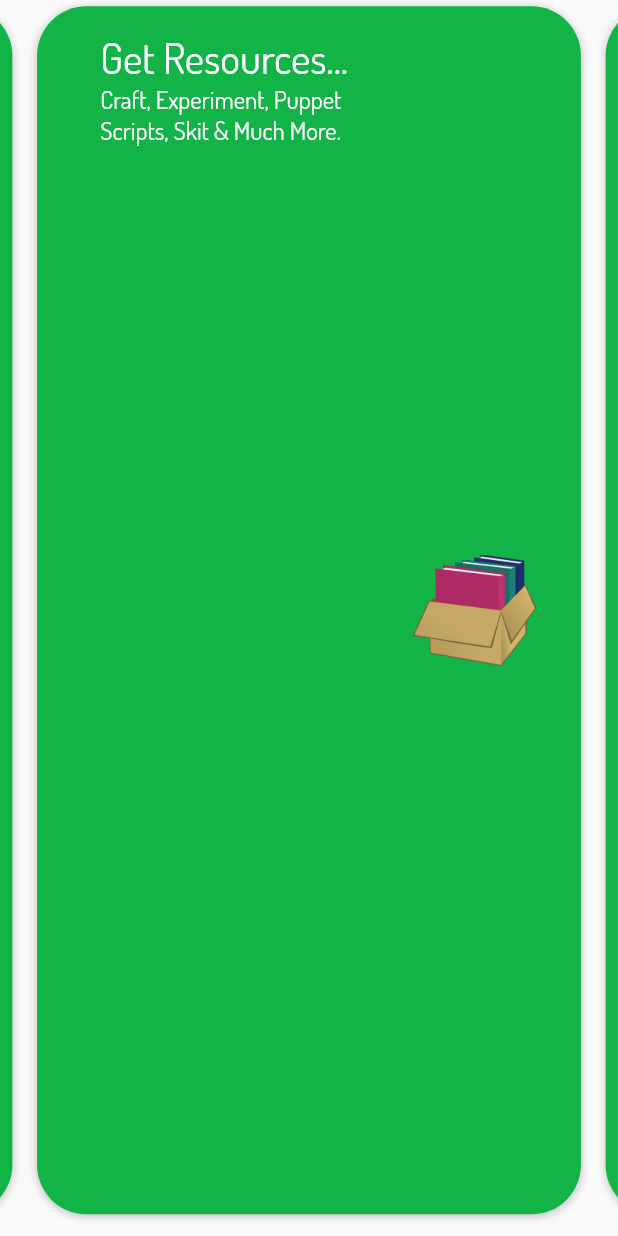
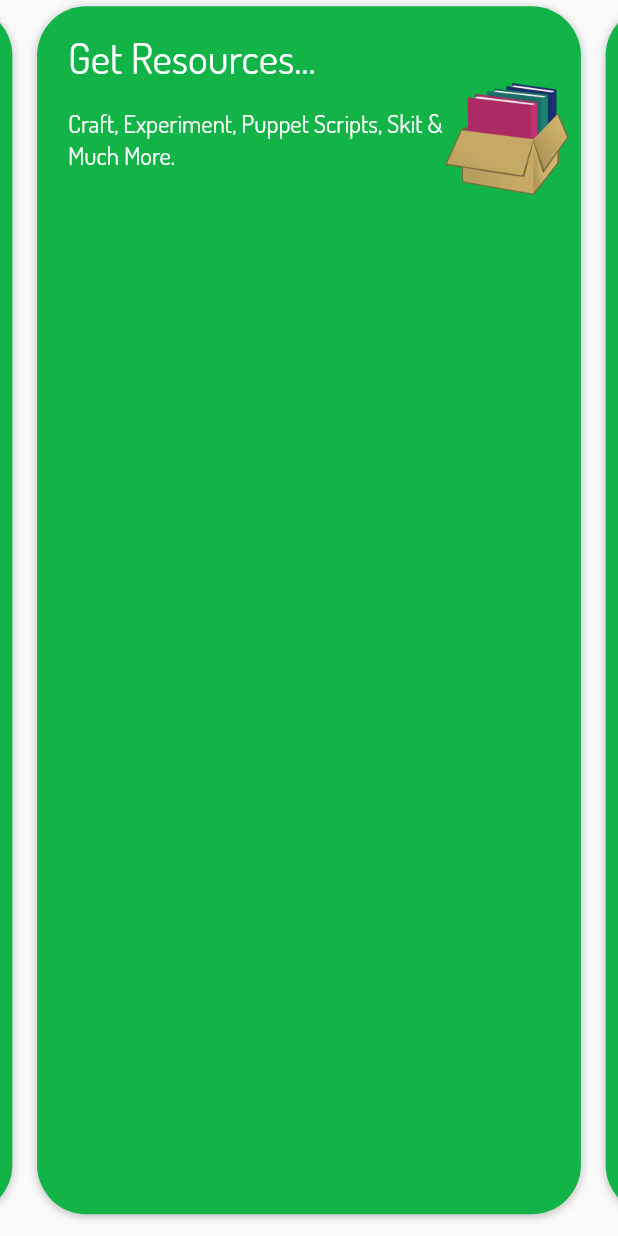
Before and after one commit to JayeshHadke/Kingdoms_Kid, a Flutter app: the CustomSlider widget shown alone on an empty page, opened directly, swiped to page 3, on a phone screen of 412 x 824 dp. Run offline on Flutter 3.47's test engine with Material 2 defaults, Android fonts, the phone set to English and light mode, and no system bars; our stand-ins replace audioplayers, fluttertoast, youtube_player_flutter; missing offline and left inert: clipboard, pdf_viewer_plugin.

Commit message:
Wednesday Updates

```diff
--- a/lib/utilities/dimensions.dart
+++ b/lib/utilities/dimensions.dart
@@ -1,7 +1,7 @@
 import 'package:flutter/material.dart';
 
 double getHeight(BuildContext context, double height) {
-  return MediaQuery.of(context).size.width * height;
+  return MediaQuery.of(context).size.height * height;
 }
 
 double getWidth(BuildContext context, double width) {
--- a/lib/widgets/customSliders.dart
+++ b/lib/widgets/customSliders.dart
@@ -57,12 +57,9 @@ class _CustomSliderState extends State<CustomSlider> {
           bottom: MediaQuery.of(context).size.height * 0.01,
           left: MediaQuery.of(context).size.width * 0.05,
           right: MediaQuery.of(context).size.width * 0.02),
-      child: Row(
+      child: Column(
         crossAxisAlignment: CrossAxisAlignment.start,
-        mainAxisAlignment: MainAxisAlignment.spaceAround,
-        children: [
-          Column(
-            crossAxisAlignment: CrossAxisAlignment.start,
+        mainAxisAlignment: MainAxisAlignment.start,
         children: [
           SizedBox(
             height: MediaQuery.of(context).size.height * 0.01,
@@ -74,21 +71,28 @@ class _CustomSliderState extends State<CustomSlider> {
                 color: Colors.white,
                 fontSize: MediaQuery.of(context).size.height * 0.034),
           ),
-              Text(
+          Row(
+            mainAxisAlignment: MainAxisAlignment.spaceBetween,
+            children: [
+              Flexible(
+                child: Text(
                   getSliderBody(index),
                   style: TextStyle(
                       fontFamily: 'Dosis',
                       color: Colors.white,
                       fontSize: MediaQuery.of(context).size.height * 0.02),
                 ),
-            ],
               ),
               Center(
+                child: Flexible(
                   child: Image(
                     width: MediaQuery.of(context).size.width * 0.2,
                     image: AssetImage(getSliderImages(index)),
                   ),
                 ),
+              ),
+            ],
+          )
         ],
       ),
     );
```
Also changed, not shown: lib/main.dart (+8 -0 lines), lib/utilities/referenceIndexPage..dart (+5 -5 lines), lib/widgets/landingPage.dart (+7 -0 lines), pubspec.yaml (+24 -24 lines), pubspec.lock, 1 other file. Lines whose indentation alone changed are shown as unchanged.
